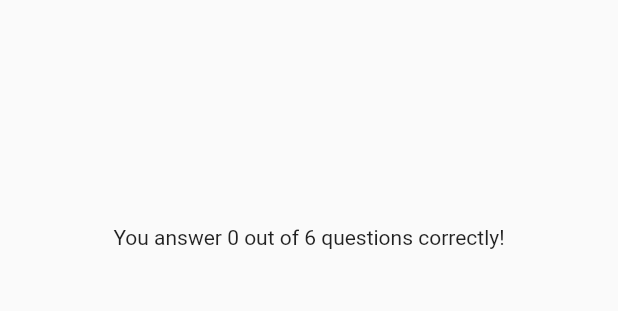
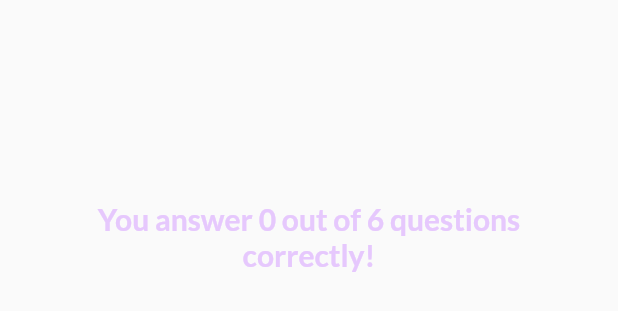
Before and after one commit to PramithaMJ/quizApp, a Flutter app: the ResultScreen widget shown alone on an empty page, opened directly with empty values, on a phone screen of 412 x 824 dp. Shown: the top 311 px of the screen. Run offline on Flutter 3.47's test engine with Material 2 defaults, Android fonts, the phone set to English and light mode, and no system bars; our stand-ins replace google_fonts.

Commit message:
bug fixed

```diff
--- a/lib/quiz.dart
+++ b/lib/quiz.dart
@@ -76,6 +76,7 @@ class _QuizState extends State<Quiz> {
     }
 
     return MaterialApp(
+      debugShowCheckedModeBanner: false,
       home: Scaffold(
         body: Container(
           decoration: const BoxDecoration(
--- a/lib/result_screen.dart
+++ b/lib/result_screen.dart
@@ -1,6 +1,7 @@
 import 'package:flutter/material.dart';
 import 'package:quizapp/data/questions.dart';
 import 'package:quizapp/questions_summary/questions_summary.dart';
+import 'package:google_fonts/google_fonts.dart';
 
 class ResultScreen extends StatelessWidget {
   const ResultScreen({
@@ -49,11 +50,11 @@ class ResultScreen extends StatelessWidget {
           children: [
             Text(
               'You answer $numCorrectQuestion out of $numTotalQuestions questions correctly!',
-              // style: GoogleFonts.lato(
-              //   color: const Color.fromARGB(255, 230, 200, 253),
-              //   fontSize: 20,
-              //   FontWeight: FontWeight.bold,
-              // ),
+              style: GoogleFonts.lato(
+                color: const Color.fromARGB(255, 230, 200, 253),
+                fontSize: 20,
+                fontWeight: FontWeight.bold,
+              ),
               textAlign: TextAlign.center,
             ),
             const SizedBox(
```
Also changed, not shown: lib/questions_summary/summary_item.dart (+7 -6 lines).
